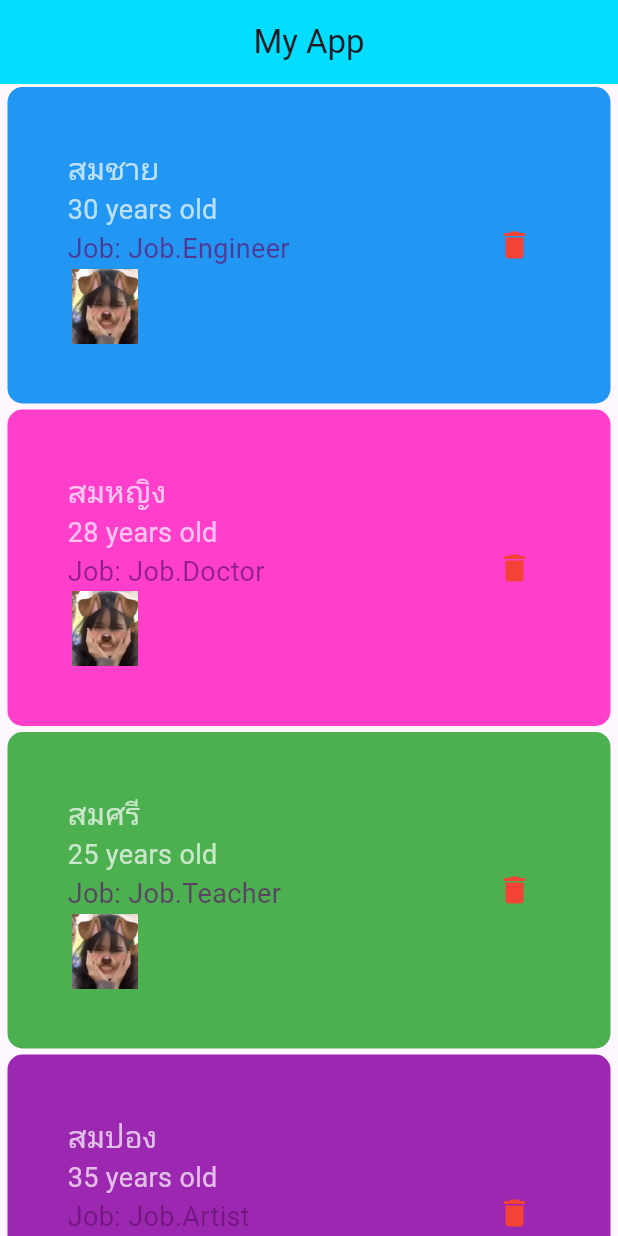
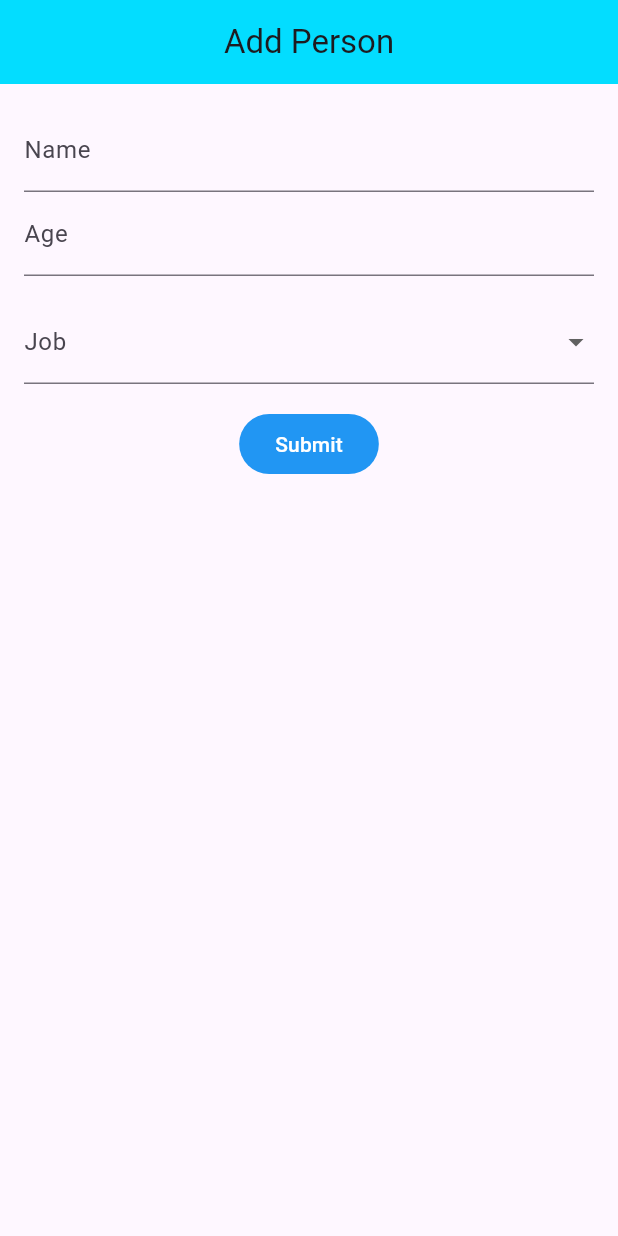
Before and after one commit to Tharathaep/learn_flutter_67_2, a Flutter app: the screen it shows after launch, on a phone screen of 412 x 824 dp. Run offline on Flutter 3.47's test engine with Material 3 defaults, Android fonts, the phone set to English and light mode, and no system bars; our stand-ins replace google_fonts; Roboto replaces fonts that are missing (Kanit).

Commit message:
Step 13+14

```diff
--- a/lib/main.dart
+++ b/lib/main.dart
@@ -1,25 +1,30 @@
 import 'package:flutter/material.dart';
-import 'screen/item.dart'; // เปลี่ยนเป็น import item.dart
+import 'package:learn_flutter_67_2/screen/addForm.dart';
+// เปลี่ยนเป็น import item.dart
 
 void main() {
-  runApp(const MyApp());
+  //   runApp(const MyApp());
+  // }
+
+  // class MyApp extends StatelessWidget {
+  //   const MyApp({super.key});
+
+  //   @override
+  //   Widget build(BuildContext context) {
+  //     return MaterialApp(
+  //       title: "My Title",
+  //       home: Scaffold(
+  //         appBar: AppBar(
+  //           title: const Text("My App"),
+  //           backgroundColor: const Color.fromARGB(255, 3, 221, 255),
+  //           centerTitle: true,
+  //         ),
+  //         body: const Item(), // แสดงรายชื่อ
+  //       ),
+  //     );
+  //   }
+
+  //Step 13: TextFormField for input
+  //Step 14: DropdownButton for job selection
+  runApp(const AddForm());
 }
-
-class MyApp extends StatelessWidget {
-  const MyApp({super.key});
-
-  @override
-  Widget build(BuildContext context) {
-    return MaterialApp(
-      title: "My Title",
-      home: Scaffold(
-        appBar: AppBar(
-          title: const Text("My App"),
-          backgroundColor: const Color.fromARGB(255, 3, 221, 255),
-          centerTitle: true,
-        ),
-        body: const Item(), // แสดงรายชื่อ
-      ),
-    );
-  }
-}
--- /dev/null
+++ b/lib/screen/addForm.dart
@@ -0,0 +1,68 @@
+//Step 13: TextFormField for input
+//Step 14: DropdownButton for job selection
+import 'package:flutter/material.dart';
+
+enum Job {
+  developer('Developer'),
+  designer('Designer'),
+  manager('Manager');
+
+  final String title;
+  const Job(this.title);
+}
+
+class AddForm extends StatefulWidget {
+  const AddForm({super.key});
+
+  @override
+  State<AddForm> createState() => _AddFormState();
+}
+
+class _AddFormState extends State<AddForm> {
+  @override
+  Widget build(BuildContext context) {
+    return MaterialApp(
+      title: "Add Person",
+      home: Scaffold(
+        appBar: AppBar(
+          title: const Text("Add Person"),
+          backgroundColor: const Color.fromARGB(255, 3, 221, 255),
+          centerTitle: true,
+        ),
+        body: Padding(
+          padding: const EdgeInsets.all(16.0),
+          child: Column(
+            children: [
+              TextFormField(
+                decoration: const InputDecoration(labelText: "Name"),
+              ),
+              TextFormField(
+                decoration: const InputDecoration(labelText: "Age"),
+                keyboardType: TextInputType.number,
+              ),
+              const SizedBox(height: 16.0),
+              DropdownButtonFormField(
+                decoration: const InputDecoration(labelText: "Job"),
+                items: Job.values.map((key) {
+                  return DropdownMenuItem(value: key, child: Text(key.title));
+                }).toList(),
+                onChanged: (value) {
+                  print(value);
+                },
+              ),
+              const SizedBox(height: 16.0),
+              FilledButton(
+                onPressed: () {},
+                style: FilledButton.styleFrom(
+                  foregroundColor: Colors.white,
+                  backgroundColor: Colors.blue,
+                ),
+                child: const Text("Submit"),
+              ),
+            ],
+          ),
+        ),
+      ),
+    );
+  }
+}
--- a/lib/screen/item.dart
+++ b/lib/screen/item.dart
@@ -102,7 +102,7 @@ class _ItemState extends State<Item> {
                     //   fontSize: 24,
                     //   color: Colors.white,
                     //   fontWeight: FontWeight.bold,
-                    //
+
 
                     //Step 12: use google fonts
                     style: GoogleFonts.kanit(
```
Also changed, not shown: 1 other file.
